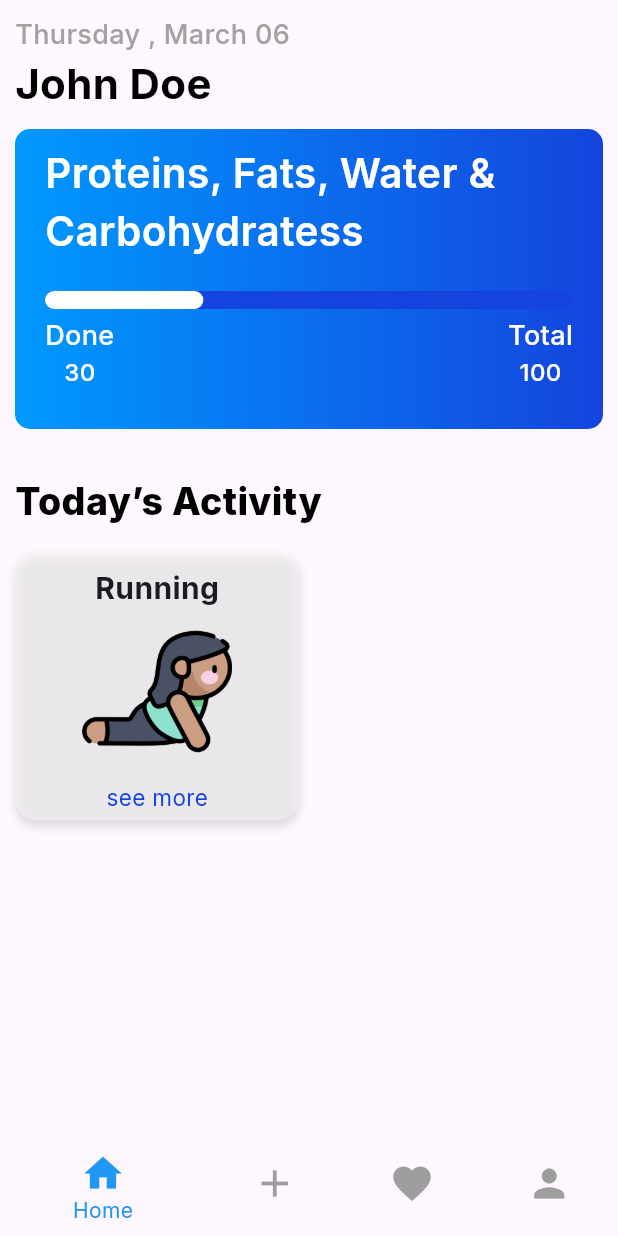
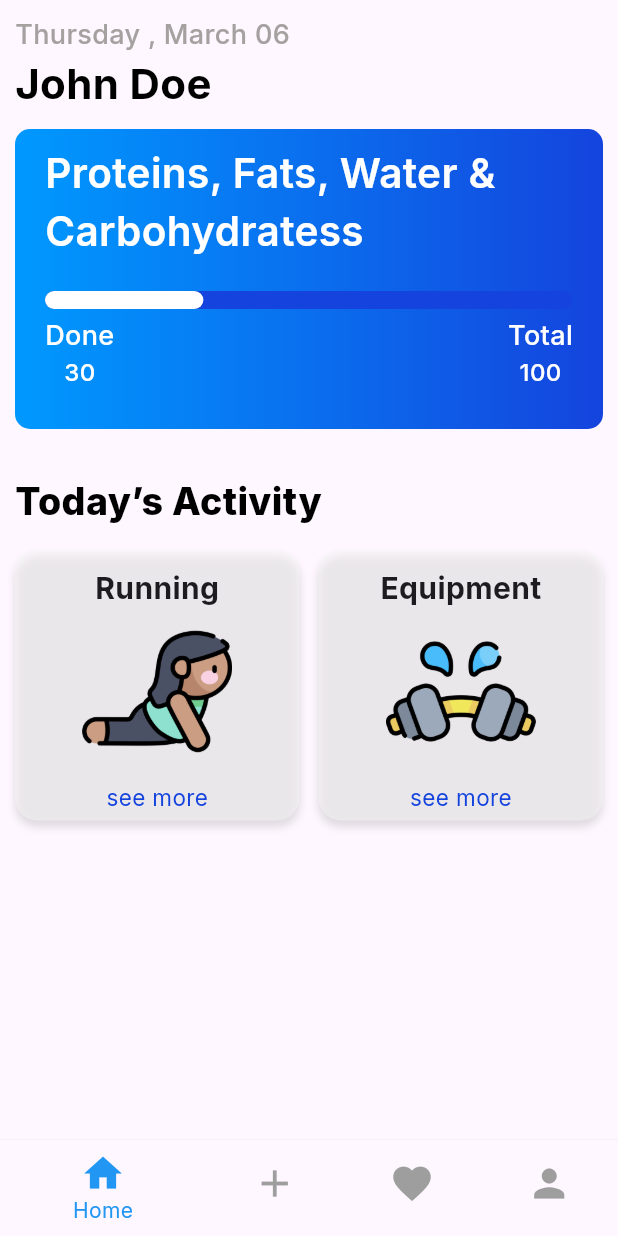
Before and after one commit to teshankalhara/planner-app-flutter, a Flutter app: the screen it shows after launch, on a phone screen of 412 x 824 dp. Run offline on Flutter 3.47's test engine with Material 3 defaults, Android fonts, the phone set to English and light mode, and no system bars; our stand-ins replace google_fonts.

Commit message:
feat: add navigation to ExerciseDetailsPage and EquipmentDetailsPage from HomePage

```diff
--- a/lib/pages/home_page/home_page.dart
+++ b/lib/pages/home_page/home_page.dart
@@ -2,7 +2,11 @@ import 'package:flutter/material.dart';
 import 'package:intl/intl.dart';
 import 'package:planner_app/constants/colors.dart';
 import 'package:planner_app/constants/consant_values.dart';
+import 'package:planner_app/data/equipment_data.dart';
+import 'package:planner_app/data/exercise_data.dart';
 import 'package:planner_app/data/user_data.dart';
+import 'package:planner_app/pages/equipments_details_page/equipments_details_page.dart';
+import 'package:planner_app/pages/exercise_details_page/exercise_details_page.dart';
 import 'package:planner_app/widgets/card/exercise_card.dart';
 import 'package:planner_app/widgets/card/progress_card.dart';
 
@@ -20,6 +24,9 @@ class _HomePageState extends State<HomePage> {
 
   //user data
   final userData = user;
+
+  final exerciseData = ExerciseData().exerciseList;
+  final equipmentData = EquipmentData().equipmentList;
 
   @override
   Widget build(BuildContext context) {
@@ -63,11 +70,56 @@ class _HomePageState extends State<HomePage> {
                   ),
                 ),
                 const SizedBox(height: 15),
-                ExerciseCard(
-                  title: "Running",
-                  image: "assets/images/exercises/cobra.png",
-                  noOfMinutes: "30",
-                  showMore: true,
+                Row(
+                  mainAxisAlignment: MainAxisAlignment.spaceBetween,
+                  children: [
+                    GestureDetector(
+                      onTap: () {
+                        Navigator.push(
+                          context,
+                          MaterialPageRoute(
+                            builder:
+                                (context) => ExerciseDetailsPage(
+                                  title: "Push-ups",
+                                  description:
+                                      "Push-ups are a great way to improve upper body strength and tone your muscles.",
+                                  exercises: exerciseData,
+                                  equipments: equipmentData,
+                                  showEquipment: true,
+                                ),
+                          ),
+                        );
+                      },
+                      child: ExerciseCard(
+                        title: "Running",
+                        image: "assets/images/exercises/cobra.png",
+                        noOfMinutes: "30",
+                        showMore: true,
+                      ),
+                    ),
+                    GestureDetector(
+                      onTap: () {
+                        Navigator.push(
+                          context,
+                          MaterialPageRoute(
+                            builder:
+                                (context) => EquipmentDetailsPage(
+                                  title: "Equipment Details",
+                                  description:
+                                      "Details about the selected equipment.",
+                                  equipemtList: equipmentData,
+                                ),
+                          ),
+                        );
+                      },
+                      child: ExerciseCard(
+                        title: "Equipment",
+                        image: "assets/images/equipments/dumbbells2.png",
+                        noOfMinutes: "30",
+                        showMore: true,
+                      ),
+                    ),
+                  ],
                 ),
               ],
             ),
```
